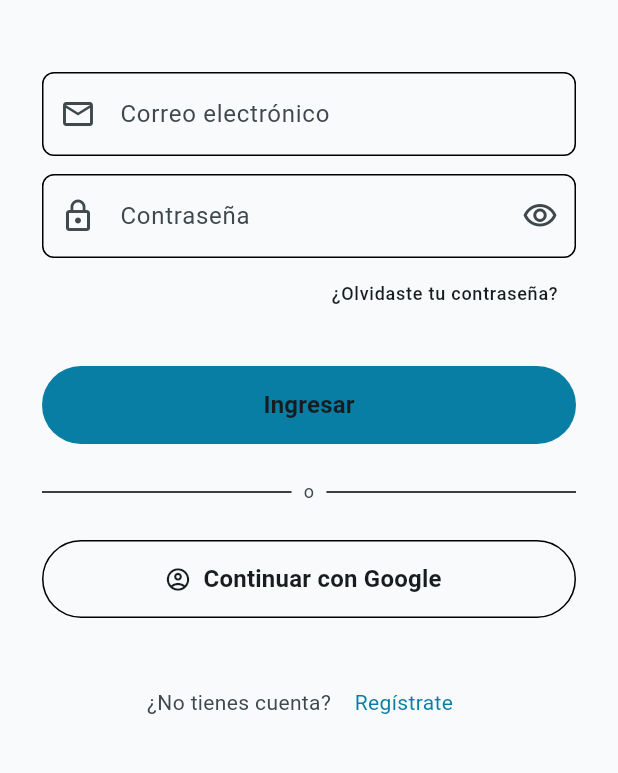
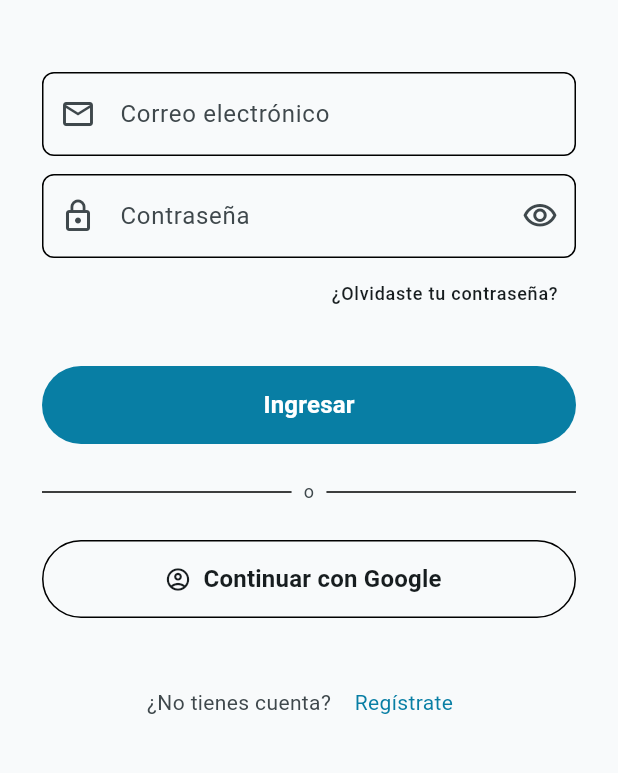
Before and after one commit to juandrodriguezf/app-flutter, a Flutter app: the screen it shows after launch, on a phone screen of 412 x 824 dp, the part 360-1133 px from its top. Run offline on Flutter 3.47's test engine with Material 3 defaults, Android fonts, the phone set to English and light mode, and no system bars; our stand-ins replace material_ui.

Commit message:
corrige contraste de botones
- usa onPrimary en las etiquetas de Ingresar y Editar perfil

- evita texto con bajo contraste sobre el color primario

```diff
--- a/lib/screens/login_screen.dart
+++ b/lib/screens/login_screen.dart
@@ -162,7 +162,12 @@ class _LoginScreenState extends State<LoginScreen> {
                 height: 52,
                 child: FilledButton(
                   onPressed: _submit,
-                  child: Text('Ingresar', style: textTheme.titleMedium),
+                  child: Text(
+                    'Ingresar',
+                    style: textTheme.titleMedium?.copyWith(
+                      color: scheme.onPrimary,
+                    ),
+                  ),
                 ),
               ),
               const SizedBox(height: 24),
--- a/lib/screens/perfil_screen.dart
+++ b/lib/screens/perfil_screen.dart
@@ -276,6 +276,7 @@ class _PerfilScreenState extends State<PerfilScreen> {
                   child: Text(
                     'Editar perfil',
                     style: theme.textTheme.titleMedium?.copyWith(
+                      color: scheme.onPrimary,
                       fontWeight: FontWeight.w800,
                       letterSpacing: 1,
                     ),
```
